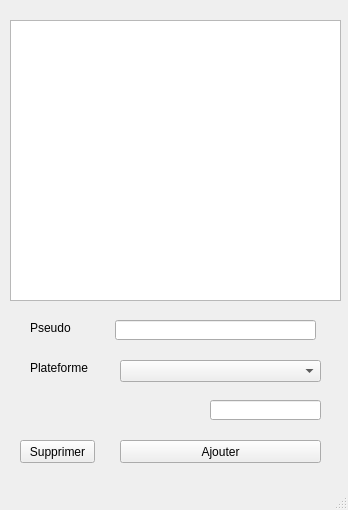
Old version of the form live_alert/live_alert.ui in the repository Fukuda76140/LiveAlert.
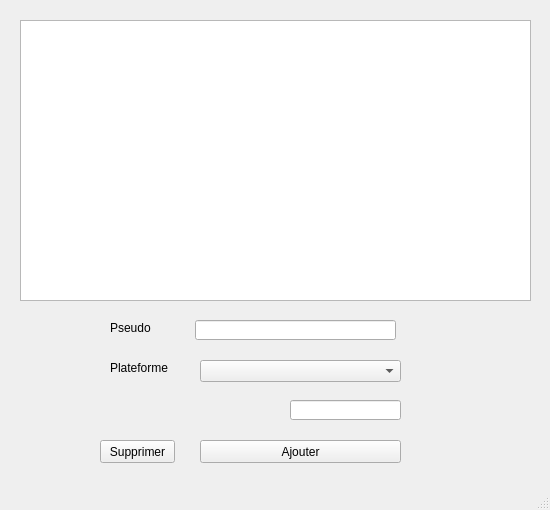
New version of the form.

```diff
--- a/live_alert/live_alert.ui
+++ b/live_alert/live_alert.ui
@@ -9,7 +9,7 @@
    <rect>
     <x>0</x>
     <y>0</y>
-    <width>348</width>
+    <width>550</width>
     <height>510</height>
    </rect>
   </property>
@@ -21,13 +21,13 @@
   </property>
   <property name="minimumSize">
    <size>
-    <width>348</width>
+    <width>550</width>
     <height>510</height>
    </size>
   </property>
   <property name="maximumSize">
    <size>
-    <width>348</width>
+    <width>550</width>
     <height>510</height>
    </size>
   </property>
@@ -41,9 +41,9 @@
     </property>
     <property name="geometry">
      <rect>
-      <x>10</x>
+      <x>20</x>
       <y>20</y>
-      <width>331</width>
+      <width>511</width>
       <height>281</height>
      </rect>
     </property>
@@ -77,9 +77,15 @@
     <attribute name="horizontalHeaderVisible">
      <bool>false</bool>
     </attribute>
+    <attribute name="horizontalHeaderDefaultSectionSize">
+     <number>118</number>
+    </attribute>
     <attribute name="horizontalHeaderHighlightSections">
      <bool>false</bool>
     </attribute>
+    <attribute name="horizontalHeaderMinimumSectionSize">
+     <number>35</number>
+    </attribute>
     <attribute name="verticalHeaderVisible">
      <bool>false</bool>
     </attribute>
@@ -101,11 +107,21 @@
       <string>Etat</string>
      </property>
     </column>
+    <column>
+     <property name="text">
+      <string>Jeux</string>
+     </property>
+     <property name="font">
+      <font>
+       <pointsize>8</pointsize>
+      </font>
+     </property>
+    </column>
    </widget>
    <widget class="QLabel" name="label">
     <property name="geometry">
      <rect>
-      <x>30</x>
+      <x>110</x>
       <y>320</y>
       <width>42</width>
       <height>16</height>
@@ -118,7 +134,7 @@
    <widget class="QLineEdit" name="le_pseudo">
     <property name="geometry">
      <rect>
-      <x>115</x>
+      <x>195</x>
       <y>320</y>
       <width>201</width>
       <height>20</height>
@@ -128,7 +144,7 @@
    <widget class="QLabel" name="label_2">
     <property name="geometry">
      <rect>
-      <x>30</x>
+      <x>110</x>
       <y>360</y>
       <width>61</width>
       <height>16</height>
@@ -141,7 +157,7 @@
    <widget class="QComboBox" name="cb_plateforme">
     <property name="geometry">
      <rect>
-      <x>120</x>
+      <x>200</x>
       <y>360</y>
       <width>201</width>
       <height>22</height>
@@ -166,7 +182,7 @@
    <widget class="QLabel" name="lbl_url">
     <property name="geometry">
      <rect>
-      <x>20</x>
+      <x>100</x>
       <y>400</y>
       <width>181</width>
       <height>21</height>
@@ -190,7 +206,7 @@
     </property>
     <property name="geometry">
      <rect>
-      <x>210</x>
+      <x>290</x>
       <y>400</y>
       <width>111</width>
       <height>20</height>
@@ -212,7 +228,7 @@
    <widget class="QPushButton" name="btn_ajout">
     <property name="geometry">
      <rect>
-      <x>120</x>
+      <x>200</x>
       <y>440</y>
       <width>201</width>
       <height>23</height>
@@ -225,7 +241,7 @@
    <widget class="QPushButton" name="btn_suppr">
     <property name="geometry">
      <rect>
-      <x>20</x>
+      <x>100</x>
       <y>440</y>
       <width>75</width>
       <height>23</height>
```
Left out of the diff: 6 changed lines with no effect on the pictures.
